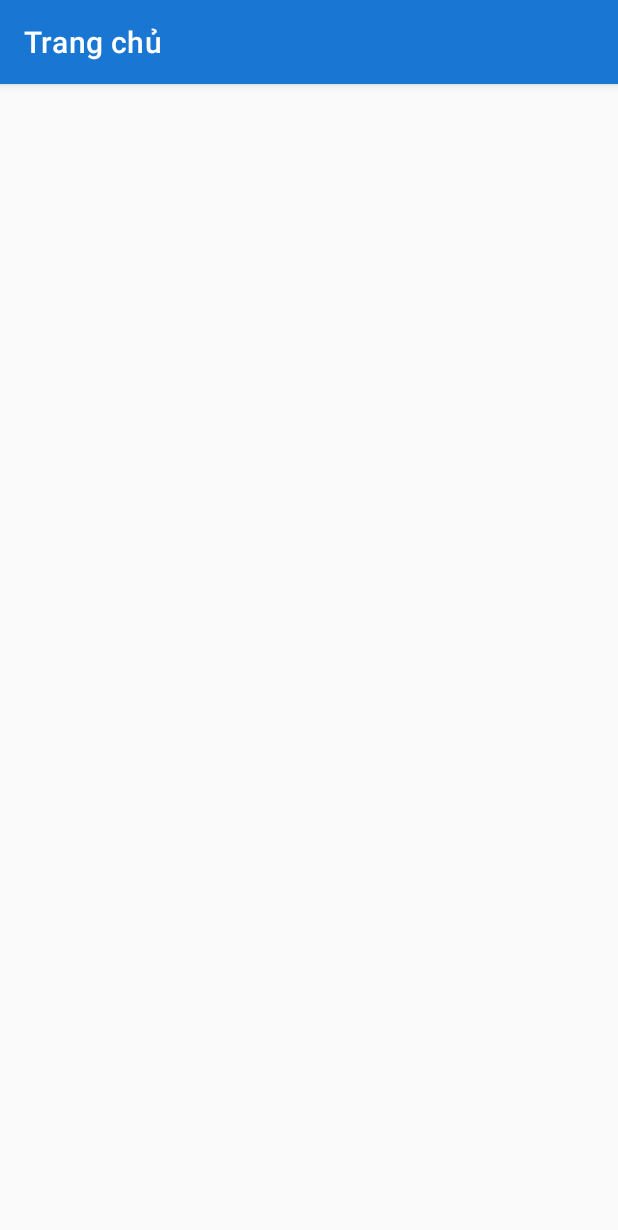
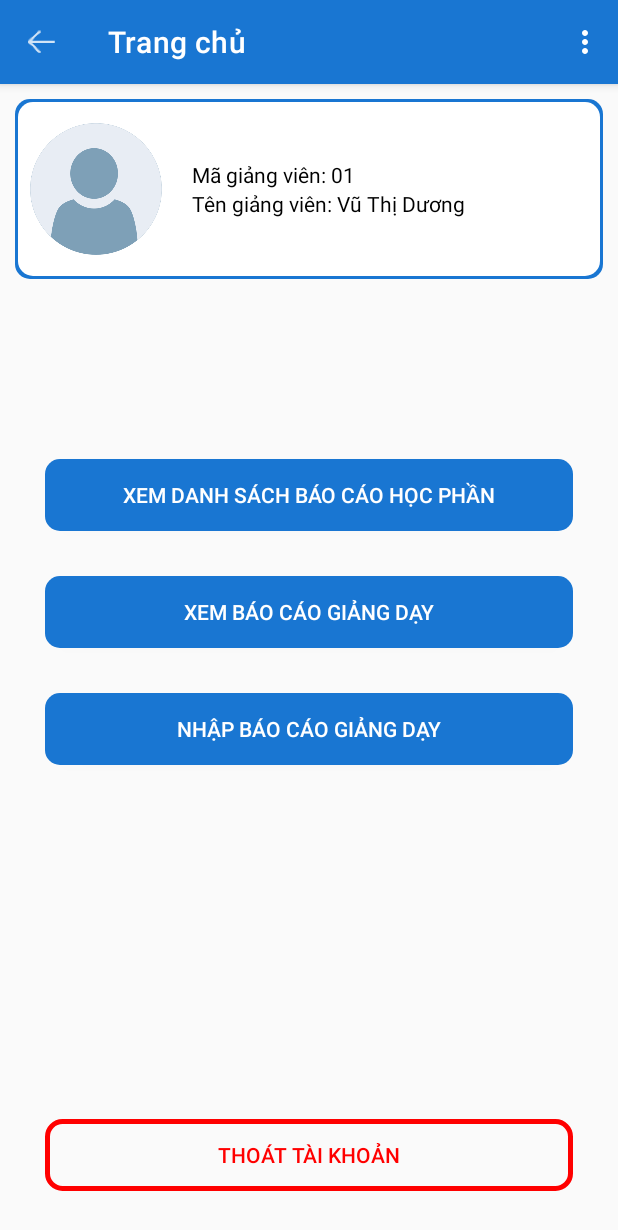
Before and after one commit to tattrung15/Android_ModuleResults, an Android app: the Dashboard screen opened directly, with no data from a screen before it, on a phone screen of 412 x 824 dp. Shown: the top 1230 px of the screen. Run offline under Robolectric (Android 15) with nearby library versions, the phone set to English and light mode, and no system bars.

Commit message:
refs #8 Dashboard screen

```diff
--- a/app/src/main/java/com/nhom11/MainActivity.java
+++ b/app/src/main/java/com/nhom11/MainActivity.java
@@ -7,6 +7,9 @@ import android.os.Bundle;
 import android.util.Log;
 import android.view.View;
 import android.widget.Button;
+import android.widget.CheckBox;
+import android.widget.EditText;
+import android.widget.Toast;
 
 import com.nhom11.dashboard.Dashboard;
 import com.nhom11.database.MyDatabaseHelper;
@@ -19,7 +22,9 @@ import com.nhom11.xem_ds_bao_cao_hoc_phan.XemDSBaoCaoHocPhan;
 
 public class MainActivity extends AppCompatActivity {
 
-    Button btnLogIn;
+    Button btnLogin;
+    CheckBox ckbSaveAccount;
+    EditText editUsername, editPassword;
     MyDatabaseHelper databaseHelper = null;
 
     @Override
@@ -29,11 +34,16 @@ public class MainActivity extends AppCompatActivity {
 
         getWidget();
 
-        btnLogIn.setOnClickListener(new View.OnClickListener() {
+        btnLogin.setOnClickListener(new View.OnClickListener() {
             @Override
             public void onClick(View view) {
-                Intent intent = new Intent(MainActivity.this, Dashboard.class);
-                startActivity(intent);
+//                if (databaseHelper.checkLogin(editUsername.getText().toString(),
+//                        editPassword.getText().toString())) {
+                    Intent intent = new Intent(MainActivity.this, Dashboard.class);
+                    startActivity(intent);
+//                } else {
+//                    Toast.makeText(getApplicationContext(), "Đăng nhập thất bại", Toast.LENGTH_SHORT).show();
+//                }
             }
         });
 
@@ -90,6 +100,9 @@ public class MainActivity extends AppCompatActivity {
     }
 
     private void getWidget() {
-        btnLogIn = findViewById(R.id.btnLogIn);
+        btnLogin = findViewById(R.id.btnLogin);
+        editUsername = findViewById(R.id.editUsername);
+        editPassword = findViewById(R.id.editPassword);
+        ckbSaveAccount = findViewById(R.id.ckbSaveAccount);
     }
 }
--- a/app/src/main/java/com/nhom11/dashboard/Dashboard.java
+++ b/app/src/main/java/com/nhom11/dashboard/Dashboard.java
@@ -2,15 +2,46 @@ package com.nhom11.dashboard;
 
 import androidx.appcompat.app.AppCompatActivity;
 
+import android.content.Intent;
 import android.os.Bundle;
+import android.view.View;
+import android.widget.Button;
+import android.widget.TextView;
 
 import com.nhom11.R;
+import com.nhom11.xem_ds_bao_cao_hoc_phan.XemDSBaoCaoHocPhan;
 
 public class Dashboard extends AppCompatActivity {
+
+    Button btnThoatTaiKhoan, btnXemDSBaoCaoHP, btnXemBaoCaoGD, btnNhapBaoCaoGD;
 
     @Override
     protected void onCreate(Bundle savedInstanceState) {
         super.onCreate(savedInstanceState);
         setContentView(R.layout.activity_dashboard);
+
+        getWidget();
+
+        btnXemDSBaoCaoHP.setOnClickListener(new View.OnClickListener() {
+            @Override
+            public void onClick(View view) {
+                Intent intent = new Intent(Dashboard.this, XemDSBaoCaoHocPhan.class);
+                startActivity(intent);
+            }
+        });
+
+        btnThoatTaiKhoan.setOnClickListener(new View.OnClickListener() {
+            @Override
+            public void onClick(View view) {
+                finish();
+            }
+        });
+    }
+
+    private void getWidget() {
+        btnThoatTaiKhoan = findViewById(R.id.btnThoatTaiKhoan);
+        btnXemDSBaoCaoHP = findViewById(R.id.btnXemDSBaoCaoHP);
+        btnXemBaoCaoGD = findViewById(R.id.btnXemBaoCaoGD);
+        btnNhapBaoCaoGD = findViewById(R.id.btnNhapBaoCaoGD);
     }
 }
--- a/app/src/main/java/com/nhom11/database/MyDatabaseHelper.java
+++ b/app/src/main/java/com/nhom11/database/MyDatabaseHelper.java
@@ -68,7 +68,7 @@ public class MyDatabaseHelper extends SQLiteOpenHelper {
             "CREATE TABLE IF NOT EXISTS " + TABLE_GIANG_VIEN + " (" +
                     MA_GV_COLUMN + " INTEGER PRIMARY KEY AUTOINCREMENT NOT NULL," +
                     TEN_GV_COLUMN + " TEXT NOT NULL," +
-                    USERNAME_COLUMN + " TEXT NOT NULL," +
+                    USERNAME_COLUMN + " TEXT UNIQUE NOT NULL," +
                     PASSWORD_COLUMN + " TEXT NOT NULL" +
                     ")";
 
@@ -160,6 +160,21 @@ public class MyDatabaseHelper extends SQLiteOpenHelper {
         return totalRows;
     }
 
+    public boolean checkLogin(String username, String password) {
+        GiangVien giangVien = getGiangVienByUsername(username);
+
+        if (giangVien == null) {
+            return false;
+        }
+
+        if (giangVien.getUsername().compareTo(username) == 0 &&
+                giangVien.getPassword().compareTo(password) == 0) {
+            return true;
+        }
+
+        return false;
+    }
+
     // HocPhan
     public boolean insertHocPhan(HocPhan hocPhan) {
         SQLiteDatabase db = getWritableDatabase();
@@ -190,6 +205,26 @@ public class MyDatabaseHelper extends SQLiteOpenHelper {
         }
 
         return rowId != -1;
+    }
+
+    public GiangVien getGiangVienByUsername(String username) {
+        SQLiteDatabase db = getReadableDatabase();
+        GiangVien giangVien = null;
+        Cursor cursor = db.query(TABLE_GIANG_VIEN, new String[]{MA_GV_COLUMN,
+                        TEN_GV_COLUMN, USERNAME_COLUMN, PASSWORD_COLUMN},
+                USERNAME_COLUMN + " = ?",
+                new String[]{username}, null, null, null);
+        if (cursor != null && cursor.moveToFirst()) {
+            giangVien = new GiangVien(cursor.getInt(0), cursor.getString(1),
+                    cursor.getString(2), cursor.getString(3));
+            cursor.close();
+        }
+
+        if (ENV.compareTo("DEV") != 0) {
+            db.close();
+        }
+
+        return giangVien;
     }
 
     // LopHoc
--- /dev/null
+++ b/app/src/main/res/drawable/custom_bg_card_profile.xml
@@ -0,0 +1,30 @@
+<?xml version="1.0" encoding="utf-8"?>
+<layer-list xmlns:android="http://schemas.android.com/apk/res/android">
+    <item>
+        <shape android:shape="rectangle">
+            <solid android:color="@color/blue" />
+            <corners
+                android:bottomLeftRadius="10dp"
+                android:bottomRightRadius="10dp"
+                android:radius="2dp"
+                android:topLeftRadius="10dp"
+                android:topRightRadius="10dp" />
+        </shape>
+    </item>
+
+    <item
+        android:bottom="2dp"
+        android:left="2dp"
+        android:right="2dp"
+        android:top="2dp">
+        <shape android:shape="rectangle">
+            <solid android:color="@android:color/white" />
+            <corners
+                android:bottomLeftRadius="10dp"
+                android:bottomRightRadius="10dp"
+                android:radius="2dp"
+                android:topLeftRadius="10dp"
+                android:topRightRadius="10dp" />
+        </shape>
+    </item>
+</layer-list>
--- /dev/null
+++ b/app/src/main/res/drawable/custom_btn_dashboard.xml
@@ -0,0 +1,7 @@
+<?xml version="1.0" encoding="utf-8"?>
+<shape xmlns:android="http://schemas.android.com/apk/res/android"
+    android:shape="rectangle">
+    <solid android:color="@color/blue" />
+    <corners android:radius="10dp" />
+
+</shape>
--- /dev/null
+++ b/app/src/main/res/drawable/custom_btn_logout.xml
@@ -0,0 +1,9 @@
+<?xml version="1.0" encoding="utf-8"?>
+<shape xmlns:android="http://schemas.android.com/apk/res/android"
+    android:shape="rectangle">
+    <solid android:color="@android:color/transparent" />
+    <corners android:radius="10dp" />
+    <stroke
+        android:width="5px"
+        android:color="#FF0000" />
+</shape>
--- a/app/src/main/res/layout/activity_dashboard.xml
+++ b/app/src/main/res/layout/activity_dashboard.xml
@@ -4,31 +4,154 @@
     xmlns:tools="http://schemas.android.com/tools"
     android:layout_width="match_parent"
     android:layout_height="match_parent"
-    tools:context=".xem_ds_bao_cao_hoc_phan.XemDSBaoCaoHocPhan"
-    android:orientation="vertical">
+    android:orientation="vertical"
+    tools:context=".xem_ds_bao_cao_hoc_phan.XemDSBaoCaoHocPhan">
+
 
     <com.google.android.material.appbar.AppBarLayout
+        android:id="@+id/appBarLayout"
         android:layout_width="match_parent"
-        android:layout_height="wrap_content"
-        tools:ignore="MissingConstraints">
+        android:layout_height="wrap_content">
 
+        <!--            style="@style/Widget.MaterialComponents.Toolbar.Primary"-->
         <com.google.android.material.appbar.MaterialToolbar
             android:id="@+id/topAppBar"
             style="@style/Widget.MaterialComponents.Toolbar.Primary"
             android:layout_width="match_parent"
             android:layout_height="?attr/actionBarSize"
+            app:menu="@menu/xem_ds_bcao_hphan_menu"
+            app:navigationIcon="@drawable/ic_go_back"
+            app:navigationIconTint="@color/white"
             app:title="Trang chủ" />
 
     </com.google.android.material.appbar.AppBarLayout>
 
-    <!-- Note: A RecyclerView can also be used -->
-    <androidx.core.widget.NestedScrollView
+    <RelativeLayout
         android:layout_width="match_parent"
         android:layout_height="match_parent"
-        app:layout_behavior="@string/appbar_scrolling_view_behavior">
+        android:layout_marginTop="10dp"
+        android:orientation="vertical"
+        android:paddingHorizontal="10dp">
 
-        <!-- Scrollable content -->
+        <!-- CODE GIAO DIỆN Ở ĐÂY -->
 
-    </androidx.core.widget.NestedScrollView>
+        <LinearLayout
+            android:id="@+id/cardProfile"
+            android:layout_width="match_parent"
+            android:layout_height="wrap_content"
+            android:background="@drawable/custom_bg_card_profile"
+            android:orientation="horizontal"
+            android:padding="10dp"
+            android:weightSum="4">
+
+            <ImageView
+                android:layout_width="0dp"
+                android:layout_height="100dp"
+                android:layout_weight="1"
+                android:src="@drawable/avatar" />
+
+            <LinearLayout
+                android:layout_width="0dp"
+                android:layout_height="wrap_content"
+                android:layout_gravity="center_vertical"
+                android:layout_marginStart="20dp"
+                android:layout_weight="3"
+                android:orientation="vertical">
+
+                <LinearLayout
+                    android:layout_width="match_parent"
+                    android:layout_height="wrap_content"
+                    android:orientation="horizontal">
+
+                    <TextView
+                        android:layout_width="wrap_content"
+                        android:layout_height="wrap_content"
+                        android:text="Mã giảng viên: "
+                        android:textColor="@color/black" />
+
+                    <TextView
+                        android:id="@+id/maGiangVien"
+                        android:layout_width="wrap_content"
+                        android:layout_height="wrap_content"
+                        android:text="01"
+                        android:textColor="@color/black" />
+
+                </LinearLayout>
+
+                <LinearLayout
+                    android:layout_width="match_parent"
+                    android:layout_height="wrap_content"
+                    android:orientation="horizontal">
+
+                    <TextView
+                        android:layout_width="wrap_content"
+                        android:layout_height="wrap_content"
+                        android:text="Tên giảng viên: "
+                        android:textColor="@color/black" />
+
+                    <TextView
+                        android:id="@+id/tenGiangVien"
+                        android:layout_width="wrap_content"
+                        android:layout_height="wrap_content"
+                        android:text="Vũ Thị Dương"
+                        android:textColor="@color/black" />
+
+                </LinearLayout>
+
+            </LinearLayout>
+
+        </LinearLayout>
+
+        <Button
+            android:id="@+id/btnXemDSBaoCaoHP"
+            android:layout_width="match_parent"
+            android:layout_height="wrap_content"
+            android:layout_below="@+id/cardProfile"
+            android:layout_centerHorizontal="true"
+            android:layout_marginHorizontal="20dp"
+            android:layout_marginTop="120dp"
+            android:background="@drawable/custom_btn_dashboard"
+            android:text="Xem danh sách báo cáo học phần"
+            android:textColor="@color/white" />
+
+        <Button
+            android:id="@+id/btnXemBaoCaoGD"
+            android:layout_width="match_parent"
+            android:layout_height="wrap_content"
+            android:layout_below="@+id/btnXemDSBaoCaoHP"
+            android:layout_centerHorizontal="true"
+            android:layout_marginHorizontal="20dp"
+            android:layout_marginTop="30dp"
+            android:background="@drawable/custom_btn_dashboard"
+            android:text="Xem báo cáo giảng dạy"
+            android:textColor="@color/white" />
+
+        <Button
+            android:id="@+id/btnNhapBaoCaoGD"
+            android:layout_width="match_parent"
+            android:layout_height="wrap_content"
+            android:layout_below="@+id/btnXemBaoCaoGD"
+            android:layout_centerHorizontal="true"
+            android:layout_marginHorizontal="20dp"
+            android:layout_marginTop="30dp"
+            android:background="@drawable/custom_btn_dashboard"
+            android:text="Nhập báo cáo giảng dạy"
+            android:textColor="@color/white" />
+
+        <Button
+            android:id="@+id/btnThoatTaiKhoan"
+            android:layout_width="match_parent"
+            android:layout_height="wrap_content"
+            android:layout_alignParentBottom="true"
+            android:layout_centerHorizontal="true"
+            android:layout_marginHorizontal="20dp"
+            android:layout_marginBottom="30dp"
+            android:background="@drawable/custom_btn_logout"
+            android:text="Thoát tài khoản"
+            android:textColor="#FF0000" />
+
+    </RelativeLayout>
+
+    <!-- Note: A RecyclerView can also be used -->
 
 </LinearLayout>
--- a/app/src/main/res/layout/activity_main.xml
+++ b/app/src/main/res/layout/activity_main.xml
@@ -118,10 +118,11 @@
             android:layout_below="@+id/text_input_password_login"
             android:layout_marginLeft="5dp"
             android:checked="false"
-            android:text="Save password" />
+            android:text="Save password"
+            app:buttonTint="@color/blue" />
 
         <Button
-            android:id="@+id/btnLogIn"
+            android:id="@+id/btnLogin"
             android:layout_width="match_parent"
             android:layout_height="wrap_content"
             android:layout_below="@+id/ckbSaveAccount"
@@ -129,10 +130,9 @@
             android:layout_marginTop="10dp"
             android:layout_marginRight="50dp"
             android:layout_marginBottom="10dp"
-            android:background="@drawable/custom_btn_login"
+            android:background="@drawable/custom_btn_dashboard"
             android:text="Đăng Nhập"
             android:textColor="@color/white"
-            android:textAllCaps="false"
             android:textSize="17sp" />
 
         <!--        <Button-->
```
Also changed, not shown: app/src/main/res/drawable/avatar.png (added). Lines whose indentation alone changed are shown as unchanged.
